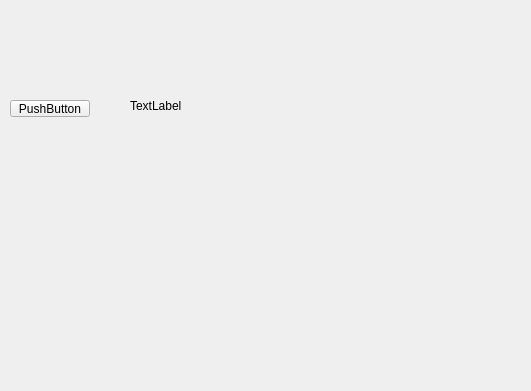
The window that A8_Sprite_Editor/mainwindow.ui (jimmyjtrinh/A8-Sprite-Editor) describes before a commit, drawn with Qt 5; both pictures show x 0 to 531 and y 0 to 391 of the 800 by 600 pixel window.
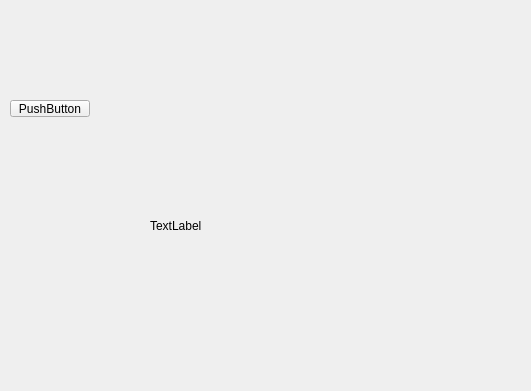
The same window after the commit.

What changed in the file:
```diff
--- a/A8_Sprite_Editor/mainwindow.ui
+++ b/A8_Sprite_Editor/mainwindow.ui
@@ -17,8 +17,8 @@
    <widget class="QLabel" name="label">
     <property name="geometry">
      <rect>
-      <x>130</x>
-      <y>30</y>
+      <x>150</x>
+      <y>150</y>
       <width>301</width>
       <height>151</height>
      </rect>
```
